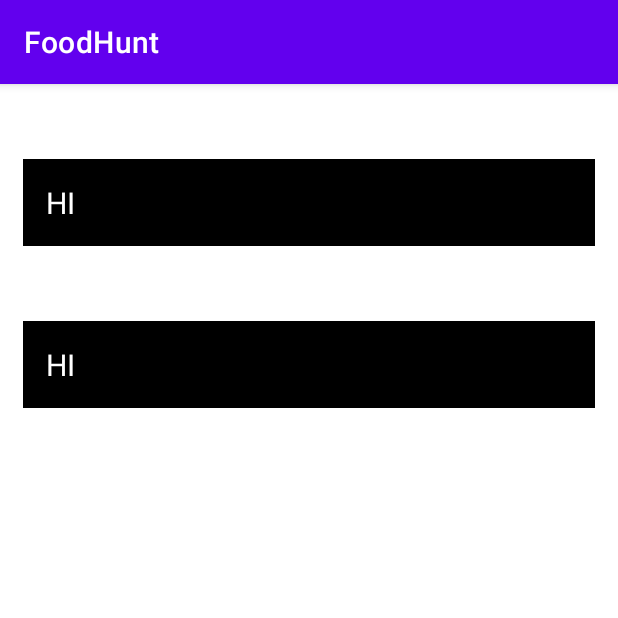
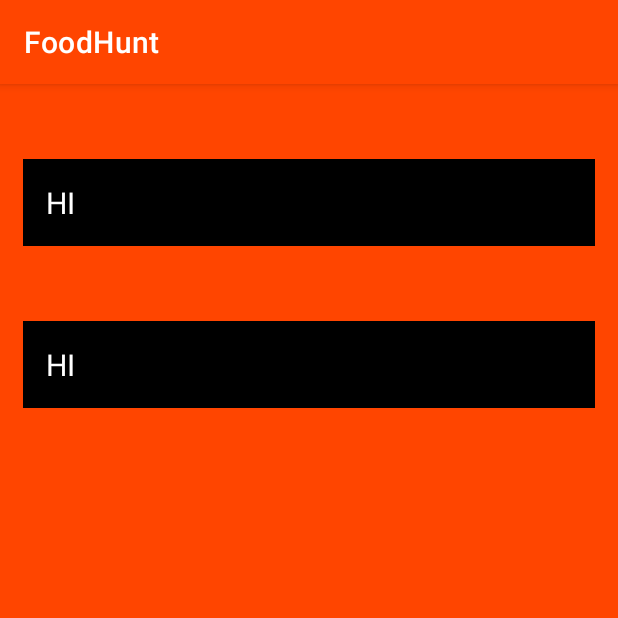
Before and after one commit to Saral03/FoodHunt-App, an Android app: the Login_Show screen opened directly, with no data from a screen before it, on a phone screen of 412 x 824 dp, the top half of it. Run offline under Robolectric (Android 15) with nearby library versions, the phone set to English and light mode, and no system bars.

Commit message:
Modified UI of the app

```diff
--- a/app/src/main/java/com/example/foodhunt/ForgotPassword.kt
+++ b/app/src/main/java/com/example/foodhunt/ForgotPassword.kt
@@ -18,6 +18,7 @@ class ForgotPassword : AppCompatActivity() {
         mobile_fp=findViewById(R.id.mobile_fp)
         email_fp=findViewById(R.id.email_fp)
         but_fp=findViewById(R.id.but_fp)
+        title="Forgot Password"
         but_fp.setOnClickListener {
             isAllFieldsChecked = CheckAllFields()
             if (isAllFieldsChecked) {
--- a/app/src/main/java/com/example/foodhunt/Login.kt
+++ b/app/src/main/java/com/example/foodhunt/Login.kt
@@ -15,6 +15,7 @@ lateinit var pass:EditText
 lateinit var fp:TextView
 lateinit var but:Button
 lateinit var register:TextView
+
 lateinit var sharedPreferences: SharedPreferences
 class MainActivity : AppCompatActivity() {
     override fun onCreate(savedInstanceState: Bundle?) {
@@ -64,4 +65,6 @@ class MainActivity : AppCompatActivity() {
         sharedPreferences.edit().putString("Email",e).apply()
         sharedPreferences.edit().putString("Password",p).apply()
     }
+
+
 }
--- a/app/src/main/java/com/example/foodhunt/Login_Show.kt
+++ b/app/src/main/java/com/example/foodhunt/Login_Show.kt
@@ -16,8 +16,6 @@ class Login_Show : AppCompatActivity() {
         setContentView(R.layout.activity_login_show)
         email_tv=findViewById(R.id.email_tv)
         pass_tv=findViewById(R.id.pass_tv)
-//        email_tv.setText(intent.getStringExtra("email"))
-//        pass_tv.setText(intent.getStringExtra("password"))
         email_tv.setText((sp.getString("Email","HI")))
         pass_tv.setText((sp.getString("Password","HI")))
 
--- a/app/src/main/java/com/example/foodhunt/SplashScreen.kt
+++ b/app/src/main/java/com/example/foodhunt/SplashScreen.kt
@@ -20,4 +20,6 @@ class SplashScreen : AppCompatActivity() {
         }
 
     }
+
+
 }
--- a/app/src/main/res/layout/activity_login_show.xml
+++ b/app/src/main/res/layout/activity_login_show.xml
@@ -4,7 +4,9 @@
     xmlns:tools="http://schemas.android.com/tools"
     android:layout_width="match_parent"
     android:layout_height="match_parent"
-    tools:context=".Login_Show">
+    tools:context=".Login_Show"
+    android:background="#FF4500">
+
     <TextView
         android:id="@+id/email_tv"
         android:layout_width="match_parent"
--- a/app/src/main/res/values/themes.xml
+++ b/app/src/main/res/values/themes.xml
@@ -2,8 +2,8 @@
     <!-- Base application theme. -->
     <style name="Theme.FoodHunt" parent="Theme.MaterialComponents.Light.DarkActionBar">
         <!-- Primary brand color. -->
-        <item name="colorPrimary">@color/purple_500</item>
-        <item name="colorPrimaryVariant">@color/purple_700</item>
+        <item name="colorPrimary">#FF4500</item>
+        <item name="colorPrimaryVariant">#FF4500</item>
         <item name="colorOnPrimary">@color/white</item>
         <!-- Secondary brand color. -->
         <item name="colorSecondary">@color/teal_200</item>
```
